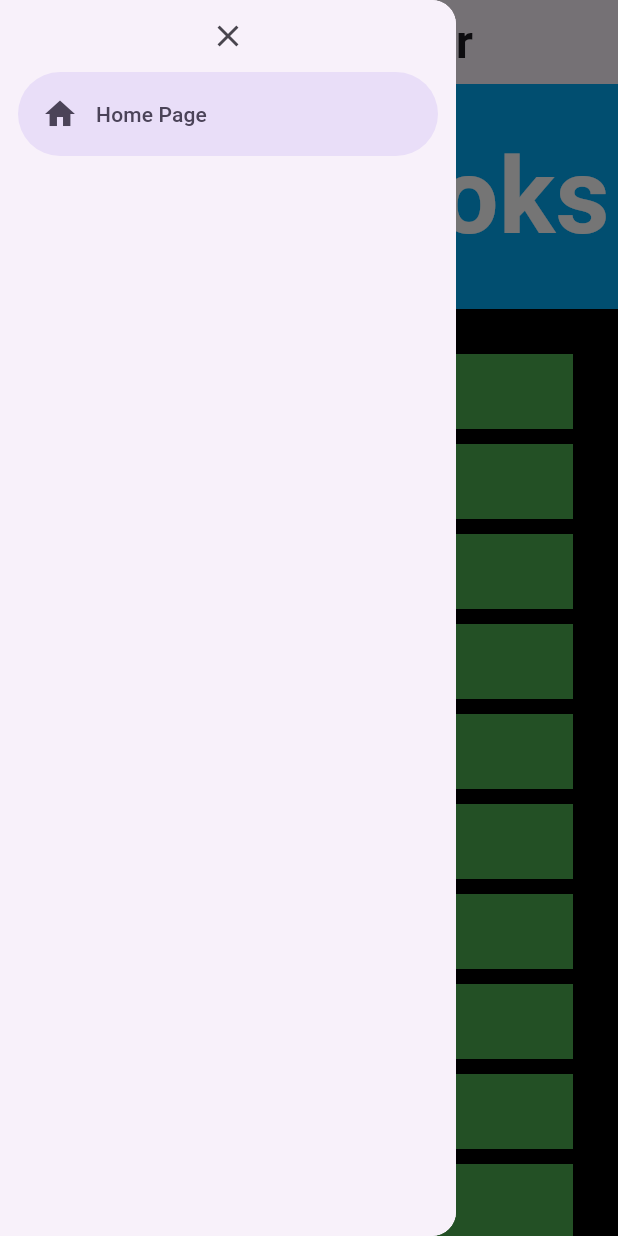
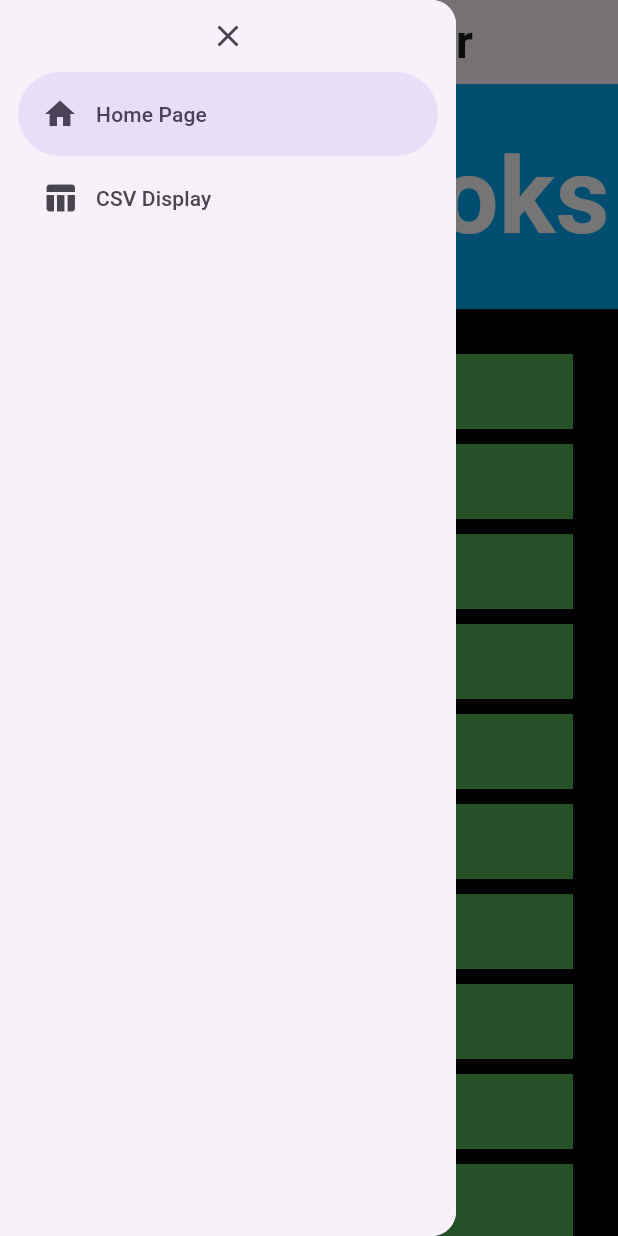
Before and after one commit to ElijahY123/BookHelper, a Flutter app: the screen it shows after launch, with the side drawer open, on a phone screen of 412 x 824 dp. Run offline on Flutter 3.47's test engine with Material 3 defaults, Android fonts, the phone set to English and light mode, and no system bars; our stand-ins replace csv, google_fonts.

Commit message:
Working CSV Converter
Working CSV Converter which converts the CSV file into a list and there is a page which views all the information.

```diff
--- a/lib/Controllers/controller.dart
+++ b/lib/Controllers/controller.dart
@@ -3,6 +3,7 @@ import 'package:flutter/material.dart';
 import 'package:group_d_final/Models/model.dart';
 import 'package:google_fonts/google_fonts.dart';
 import 'package:group_d_final/views/audioBook.dart';
+import '../views/CSV_View.dart';
 
 class CSBookController extends StatefulWidget {
   const CSBookController({super.key});
@@ -33,6 +34,9 @@ class _CSBookControllerState extends State<CSBookController> {
       case 0:
         page = AudioBook();
         break;
+      case 1:
+        page = CSV_View();
+        break;
     }
     return LayoutBuilder(
       builder: (context, constraints) {
@@ -62,11 +66,11 @@ class _CSBookControllerState extends State<CSBookController> {
                         icon: Icon(Icons.home),
                         label: Text('Home Page'),
                       ),
+                      NavigationDrawerDestination(
+                        icon: Icon(Icons.table_chart),
+                        label: Text('CSV Display'),
+                      ),
                       /*NavigationDrawerDestination(
-                        icon: Icon(Icons.calendar_month),
-                        label: Text('Calendar Page'),
-                      ),
-                      NavigationDrawerDestination(
                         icon: Icon(Icons.fastfood),
                         label: Text('Calorie Counter'),
                       ),
```
Also changed, not shown: lib/Models/model.dart (+0 -12 lines), lib/views/CSV_View.dart (+61 -8 lines).
